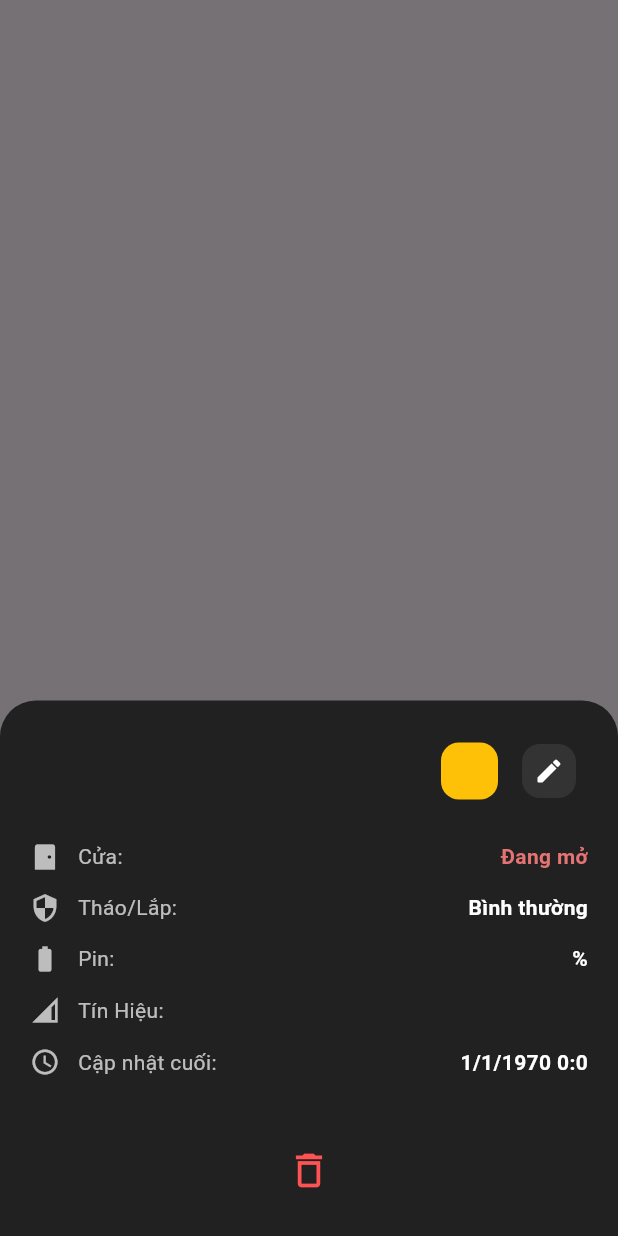
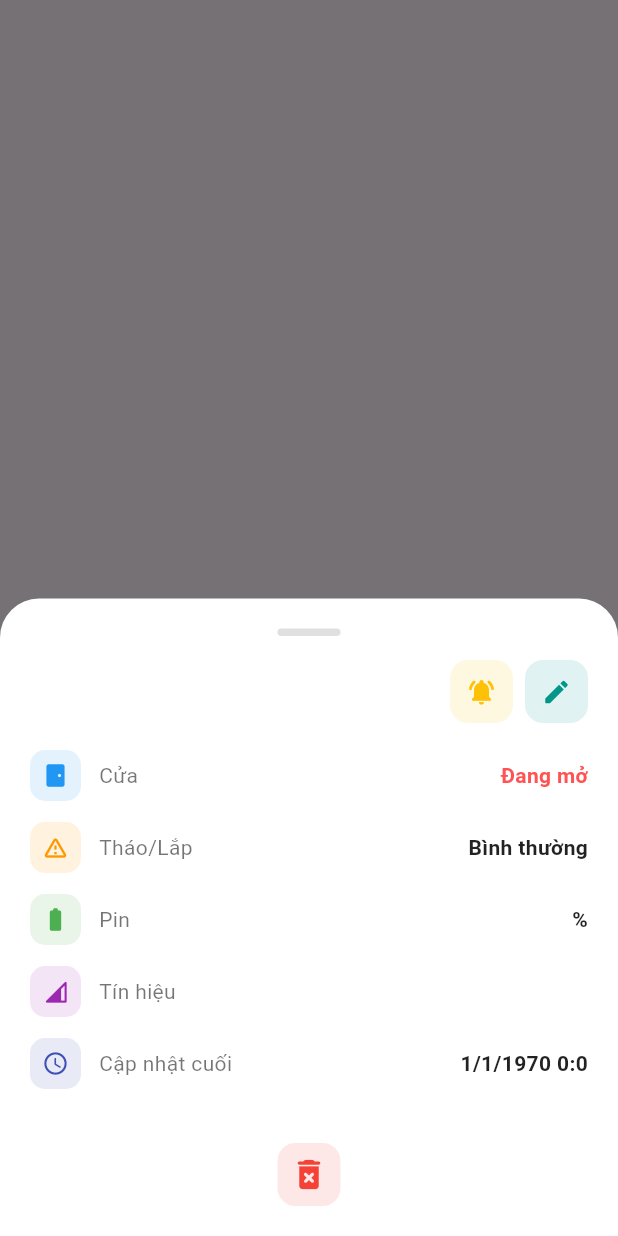
Before and after one commit to freeforallha/maiyen-app, a Flutter app: what showDeviceDetail() shows on an empty page, opened directly with empty values, on a phone screen of 412 x 824 dp. Run offline on Flutter 3.47's test engine with Material 3 defaults, Android fonts, the phone set to English and light mode, and no system bars; our stand-ins replace firebase_auth, firebase_core, firebase_database, firebase_messaging, flutter_local_notifications; missing offline and left inert: mobile_scanner; accounts and stored records are empty.

Commit message:
flutter_fixui_230526

```diff
--- a/lib/pages/device_detail_sheet.dart
+++ b/lib/pages/device_detail_sheet.dart
@@ -16,117 +16,113 @@ void showDeviceDetail({
 
   showModalBottomSheet(
     context: context,
-    backgroundColor: Colors.grey.shade900,
+    backgroundColor: Colors.transparent,
     isScrollControlled: true,
-    shape: RoundedRectangleBorder(
-      borderRadius: BorderRadius.vertical(top: Radius.circular(24)),
-    ),
     builder: (_) {
-      return Padding(
-        padding: EdgeInsets.all(20),
+      return Container(
+        padding: const EdgeInsets.all(20),
+        decoration: const BoxDecoration(
+          color: Colors.white,
+          borderRadius: BorderRadius.vertical(top: Radius.circular(26)),
+        ),
         child: Column(
           mainAxisSize: MainAxisSize.min,
           crossAxisAlignment: CrossAxisAlignment.start,
           children: [
+            // drag handle
+            Center(
+              child: Container(
+                width: 42,
+                height: 5,
+                decoration: BoxDecoration(
+                  color: Colors.grey.shade300,
+                  borderRadius: BorderRadius.circular(20),
+                ),
+              ),
+            ),
+
+            const SizedBox(height: 16),
+
+            /// HEADER
             Row(
               children: [
                 Expanded(
                   child: Text(
                     d["name"] ?? id,
-                    style: TextStyle(
-                      color: Colors.white,
-                      fontSize: 24,
-                      fontWeight: FontWeight.bold,
+                    style: const TextStyle(
+                      fontSize: 22,
+                      fontWeight: FontWeight.w700,
+                      color: Colors.black87,
                     ),
                   ),
                 ),
 
-                IconButton(
-                  onPressed: onNotification,
-
-                  icon: Container(
-                    padding: EdgeInsets.all(8),
-
-                    decoration: BoxDecoration(
-                      color: Colors.amber..withValues(alpha: 0.12),
-                      borderRadius: BorderRadius.circular(12),
-                    ),
-
-                    child: Icon(
-                      Icons.receipt_long_rounded,
-                      color: Colors.amber,
-                      size: 22,
-                    ),
-                  ),
+                _iconButton(
+                  icon: Icons.notifications_active_rounded,
+                  color: Colors.amber,
+                  onTap: onNotification,
                 ),
 
-                IconButton(
-                  onPressed: onRename,
+                const SizedBox(width: 8),
 
-                  icon: Container(
-                    padding: EdgeInsets.all(8),
-
-                    decoration: BoxDecoration(
-                      color: Colors.white.withValues(alpha: 0.08),
-                      borderRadius: BorderRadius.circular(12),
-                    ),
-
-                    child: Icon(
-                      Icons.edit_rounded,
-                      color: Colors.white,
-                      size: 20,
-                    ),
-                  ),
+                _iconButton(
+                  icon: Icons.edit_rounded,
+                  color: Colors.teal,
+                  onTap: onRename,
                 ),
               ],
             ),
 
-            SizedBox(height: 20),
+            const SizedBox(height: 18),
 
-            infoRow(
-              Icons.sensor_door,
-              "Cửa",
-              status == "closed" ? "Đang đóng" : "Đang mở",
-              valueColor: status == "closed"
-                  ? Colors.white
-                  : Colors.red.shade300,
+            /// INFO LIST
+            _infoRow(
+              icon: Icons.sensor_door_rounded,
+              color: Colors.blue,
+              title: "Cửa",
+              value: status == "closed" ? "Đang đóng" : "Đang mở",
+              valueColor:
+              status == "closed" ? Colors.black87 : Colors.redAccent,
             ),
 
-            infoRow(
-              Icons.security,
-              "Tháo/Lắp",
-              tamper ? "Bị tháo" : "Bình thường",
-              valueColor: tamper ? Colors.red.shade300 : Colors.white,
+            _infoRow(
+              icon: Icons.warning_amber_rounded,
+              color: Colors.orange,
+              title: "Tháo/Lắp",
+              value: tamper ? "Bị tháo" : "Bình thường",
+              valueColor: tamper ? Colors.redAccent : Colors.black87,
             ),
 
-            infoRow(
-              Icons.battery_full,
-              "Pin",
-              battery != null ? "$battery%" : "N/A",
+            _infoRow(
+              icon: Icons.battery_full_rounded,
+              color: Colors.green,
+              title: "Pin",
+              value: battery != null ? "$battery%" : "N/A",
             ),
 
-            infoRow(
-              Icons.network_cell,
-              "Tín Hiệu",
-              linkquality != null ? "$linkquality" : "N/A",
+            _infoRow(
+              icon: Icons.network_cell_rounded,
+              color: Colors.purple,
+              title: "Tín hiệu",
+              value: linkquality != null ? "$linkquality" : "N/A",
             ),
 
-            infoRow(
-              Icons.access_time,
-              "Cập nhật cuối",
-              formatFullDate(lastSeen),
+            _infoRow(
+              icon: Icons.access_time_rounded,
+              color: Colors.indigo,
+              title: "Cập nhật cuối",
+              value: formatFullDate(lastSeen),
             ),
 
-            SizedBox(height: 24),
+            const SizedBox(height: 22),
 
+            /// DELETE BUTTON
             Center(
-              child: IconButton(
-                onPressed: onDelete,
-                icon: Icon(
-                  Icons.delete_outline,
-                  color: Colors.redAccent,
-                  size: 30,
-                ),
+              child: _iconButton(
+                icon: Icons.delete_forever_rounded,
+                color: Colors.red,
+                size: 26,
+                onTap: onDelete,
               ),
             ),
           ],
@@ -136,33 +132,72 @@ void showDeviceDetail({
   );
 }
 
-Widget infoRow(
-  IconData icon,
-  String title,
-  String value, {
-  Color valueColor = Colors.white,
+/// ================= ICON STYLE (GIỐNG SHARE SHEET) =================
+Widget _iconButton({
+  required IconData icon,
+  required Color color,
+  required VoidCallback onTap,
+  double size = 20,
+}) {
+  return InkWell(
+    onTap: onTap,
+    borderRadius: BorderRadius.circular(12),
+    child: Container(
+      width: 42,
+      height: 42,
+      decoration: BoxDecoration(
+        color: color.withValues(alpha: 0.12),
+        borderRadius: BorderRadius.circular(12),
+      ),
+      child: Icon(icon, color: color, size: size),
+    ),
+  );
+}
+
+/// ================= INFO ROW =================
+Widget _infoRow({
+  required IconData icon,
+  required Color color,
+  required String title,
+  required String value,
+  Color valueColor = Colors.black87,
 }) {
   return Padding(
-    padding: EdgeInsets.only(bottom: 14),
+    padding: const EdgeInsets.only(bottom: 14),
     child: Row(
       children: [
-        Icon(icon, color: Colors.white70, size: 20),
+        Container(
+          width: 34,
+          height: 34,
+          decoration: BoxDecoration(
+            color: color.withValues(alpha: 0.12),
+            borderRadius: BorderRadius.circular(10),
+          ),
+          child: Icon(icon, color: color, size: 18),
+        ),
 
-        SizedBox(width: 12),
+        const SizedBox(width: 12),
 
-        Text("$title:", style: TextStyle(color: Colors.white70)),
+        Text(
+          title,
+          style: const TextStyle(color: Colors.black54),
+        ),
 
-        Spacer(),
+        const Spacer(),
 
         Text(
           value,
-          style: TextStyle(color: valueColor, fontWeight: FontWeight.bold),
+          style: TextStyle(
+            color: valueColor,
+            fontWeight: FontWeight.w600,
+          ),
         ),
       ],
     ),
   );
 }
 
+/// ================= DATE =================
 String formatFullDate(dynamic ts) {
   if (ts == null) return "N/A";
 
```
Also changed, not shown: lib/pages/all_home_page.dart (+12 -12 lines), lib/pages/home_page.dart (+40 -19 lines), lib/pages/settings_sheet.dart (+5 -5 lines).
